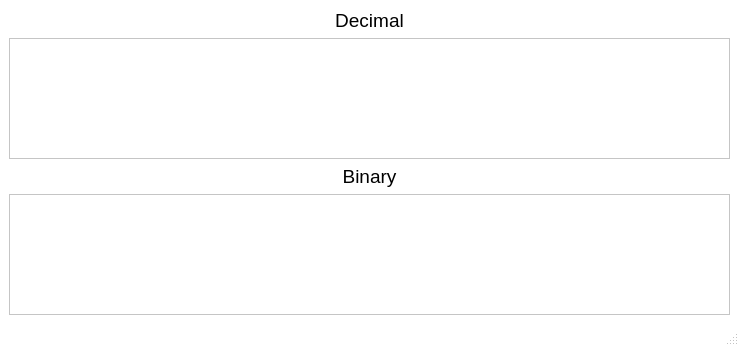
This is QTLabs/Lab_03_SignalsAndSlots/Translator/mainwindow.ui in voodzz/qt_labs as Qt 5 draws it before an edit. The edited form follows.
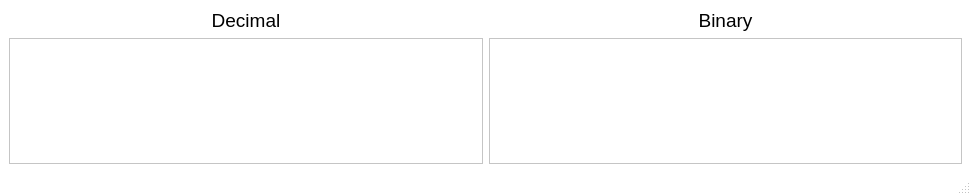
This is the edited form.

What changed in the file:
```diff
--- a/QTLabs/Lab_03_SignalsAndSlots/Translator/mainwindow.ui
+++ b/QTLabs/Lab_03_SignalsAndSlots/Translator/mainwindow.ui
@@ -6,8 +6,8 @@
    <rect>
     <x>0</x>
     <y>0</y>
-    <width>739</width>
-    <height>346</height>
+    <width>971</width>
+    <height>195</height>
    </rect>
   </property>
   <property name="palette">
@@ -78,8 +78,8 @@
    <string>MainWindow</string>
   </property>
   <widget class="QWidget" name="centralwidget">
-   <layout class="QVBoxLayout" name="verticalLayout">
-    <item>
+   <layout class="QGridLayout" name="gridLayout">
+    <item row="0" column="0">
      <widget class="QLabel" name="label">
       <property name="font">
        <font>
@@ -94,7 +94,22 @@
       </property>
      </widget>
     </item>
-    <item>
+    <item row="0" column="1">
+     <widget class="QLabel" name="label_2">
+      <property name="font">
+       <font>
+        <pointsize>14</pointsize>
+       </font>
+      </property>
+      <property name="text">
+       <string>Binary</string>
+      </property>
+      <property name="alignment">
+       <set>Qt::AlignCenter</set>
+      </property>
+     </widget>
+    </item>
+    <item row="1" column="0">
      <widget class="QTextEdit" name="textEdit">
       <property name="enabled">
        <bool>true</bool>
@@ -170,22 +185,7 @@
       </property>
      </widget>
     </item>
-    <item>
-     <widget class="QLabel" name="label_2">
-      <property name="font">
-       <font>
-        <pointsize>14</pointsize>
-       </font>
-      </property>
-      <property name="text">
-       <string>Binary</string>
-      </property>
-      <property name="alignment">
-       <set>Qt::AlignCenter</set>
-      </property>
-     </widget>
-    </item>
-    <item>
+    <item row="1" column="1">
      <widget class="QTextEdit" name="textEdit_2">
       <property name="font">
        <font>
```
Left out of the diff: 2 changed lines with no effect on the pictures.
